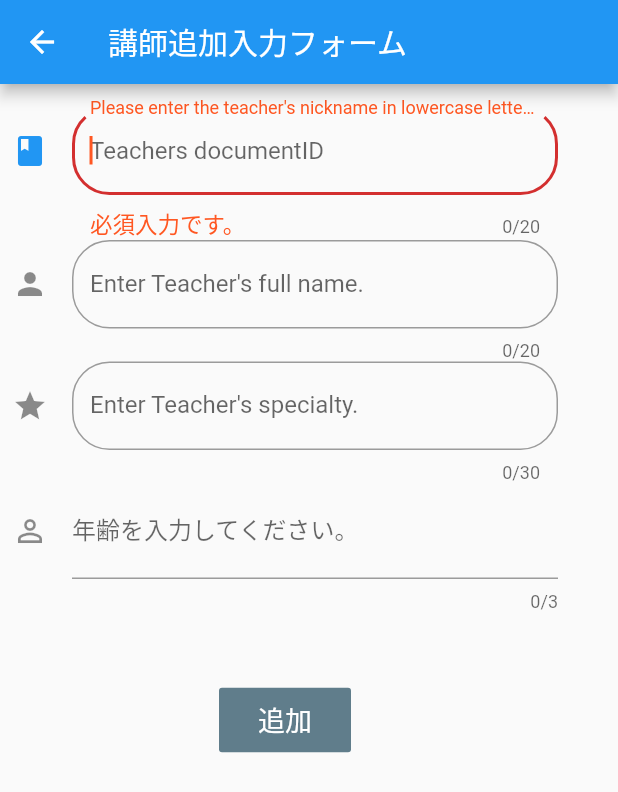
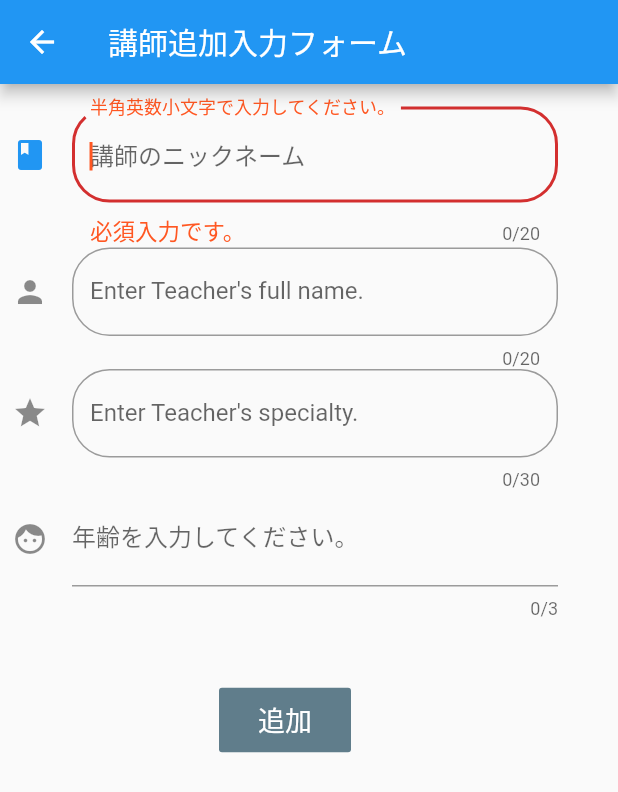
Before and after one commit to itachi-P/FlutterAndFirebase001, a Flutter app: the TeachersUpdate screen opened directly, on a phone screen of 412 x 824 dp. Shown: the top 792 px of the screen. Run offline on Flutter 3.47's test engine with Material 2 defaults, Android fonts, the phone set to English and light mode, and no system bars; our stand-ins replace cloud_firestore; accounts and stored records are empty; network calls fail.

```diff
--- a/lib/teachers_update.dart
+++ b/lib/teachers_update.dart
@@ -1,5 +1,6 @@
 import 'package:cloud_firestore/cloud_firestore.dart';
 import 'package:flutter/material.dart';
+import 'package:flutter/services.dart';
 
 class TeachersUpdate extends StatefulWidget {
   @override
@@ -56,15 +57,19 @@ class _TeachersUpdateState extends State<TeachersUpdate> {
                     autofocus: true,
                     autocorrect: true, // ?
                     controller: _documentIdController,
+                    inputFormatters: <TextInputFormatter>[
+                      WhitelistingTextInputFormatter(
+                        RegExp(r'[a-z0-9]'),
+                      )
+                    ],
                     maxLength: 20,
                     autovalidate: true,
                     decoration: InputDecoration(
                       icon: Icon(Icons.book),
-                      labelText:
-                          "Please enter the teacher's nickname in lowercase letters.",
+                      labelText: "半角英数小文字で入力してください。",
                       errorStyle:
                           TextStyle(fontSize: 15.0, color: Colors.deepOrange),
-                      hintText: "Teachers documentID",
+                      hintText: "講師のニックネーム",
                       fillColor: Colors.greenAccent,
                       border: OutlineInputBorder(
                         borderRadius: BorderRadius.circular(25.0),
@@ -195,6 +200,10 @@ class _TeachersUpdateState extends State<TeachersUpdate> {
         // 年齢フォームからフォーカスを外し、キーボードをしまう
         ageFocus.unfocus();
       },
+      // 入力可能文字を数字に制限する
+      inputFormatters: <TextInputFormatter>[
+        WhitelistingTextInputFormatter.digitsOnly,
+      ],
       validator: (value) {
         // 年齢が１６歳以上であるか確認
         if (value.length == 0 || int.parse(value) < 16) {
@@ -207,7 +216,7 @@ class _TeachersUpdateState extends State<TeachersUpdate> {
       decoration: InputDecoration(
         labelText: "年齢を入力してください。",
         hintText: '講師の年齢（１６歳以上）',
-        icon: Icon(Icons.person_outline),
+        icon: Icon(Icons.face),
         fillColor: Colors.white,
       ),
       onSaved: (value) {
```
